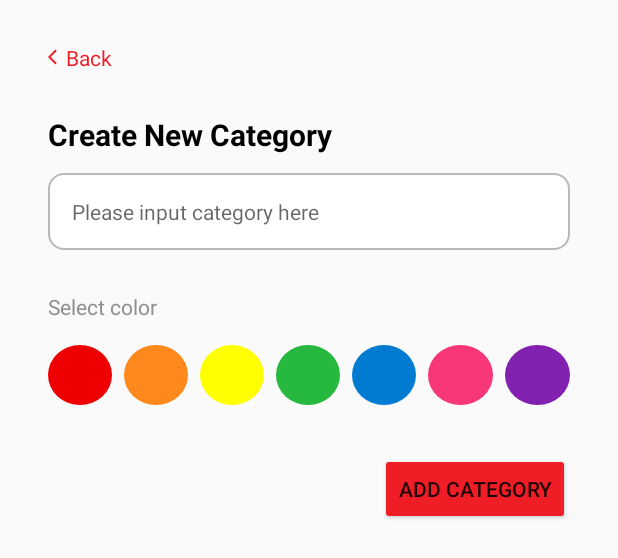
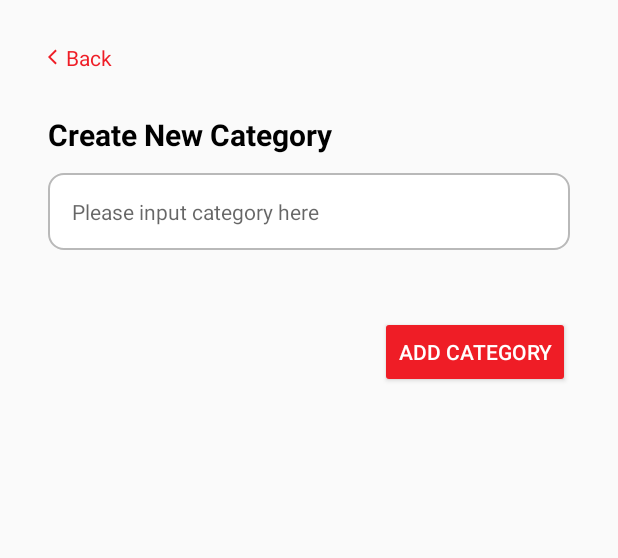
Before and after one commit to CandraWikananta/progmob-to-do-list, an Android app: the layout activity_new_category.xml on its own in the app's theme, with its tools: preview values and no code run, on a phone screen of 412 x 824 dp. Shown: the top 558 px of the screen. Run offline under Robolectric (Android 15) with nearby library versions, the phone set to English and light mode, and no system bars.

Commit message:
add: menambahkan fitur untuk membuat category baru

```diff
--- a/app/src/main/res/layout/activity_new_category.xml
+++ b/app/src/main/res/layout/activity_new_category.xml
@@ -53,93 +53,95 @@
         android:hint="Please input category here"
         app:layout_constraintTop_toBottomOf="@id/tv_create_categories" />
 
-    <TextView
-        android:id="@+id/tv_select_color"
-        android:layout_width="wrap_content"
-        android:layout_height="wrap_content"
-        android:layout_marginTop="28dp"
-        android:layout_marginHorizontal="32dp"
-        android:text="Select color"
-        android:textSize="14sp"
-        android:textColor="#8E8E93"
-        app:layout_constraintTop_toBottomOf="@id/et_category"
-        app:layout_constraintStart_toStartOf="parent" />
+<!--    <TextView-->
+<!--        android:id="@+id/tv_select_color"-->
+<!--        android:layout_width="wrap_content"-->
+<!--        android:layout_height="wrap_content"-->
+<!--        android:layout_marginTop="28dp"-->
+<!--        android:layout_marginHorizontal="32dp"-->
+<!--        android:text="Select color"-->
+<!--        android:textSize="14sp"-->
+<!--        android:textColor="#8E8E93"-->
+<!--        app:layout_constraintTop_toBottomOf="@id/et_category"-->
+<!--        app:layout_constraintStart_toStartOf="parent" />-->
 
-    <LinearLayout
-        android:id="@+id/ll_colors"
-        android:layout_width="match_parent"
-        android:layout_height="wrap_content"
-        android:layout_marginTop="16dp"
-        android:layout_marginHorizontal="32dp"
-        android:orientation="horizontal"
-        app:layout_constraintTop_toBottomOf="@id/tv_select_color">
+<!--    <LinearLayout-->
+<!--        android:id="@+id/ll_colors"-->
+<!--        android:layout_width="match_parent"-->
+<!--        android:layout_height="wrap_content"-->
+<!--        android:layout_marginTop="16dp"-->
+<!--        android:layout_marginHorizontal="32dp"-->
+<!--        android:orientation="horizontal"-->
+<!--        app:layout_constraintTop_toBottomOf="@id/tv_select_color">-->
 
-        <View
-            android:layout_width="40dp"
-            android:layout_height="40dp"
-            android:layout_weight="1"
-            android:backgroundTint="#EE0000"
-            android:background="@drawable/circle_background" />
+<!--        <View-->
+<!--            android:layout_width="40dp"-->
+<!--            android:layout_height="40dp"-->
+<!--            android:layout_weight="1"-->
+<!--            android:backgroundTint="#EE0000"-->
+<!--            android:background="@drawable/circle_background" />-->
 
-        <View
-            android:layout_width="40dp"
-            android:layout_height="40dp"
-            android:layout_marginStart="8dp"
-            android:layout_weight="1"
-            android:backgroundTint="#FD891D"
-            android:background="@drawable/circle_background" />
+<!--        <View-->
+<!--            android:layout_width="40dp"-->
+<!--            android:layout_height="40dp"-->
+<!--            android:layout_marginStart="8dp"-->
+<!--            android:layout_weight="1"-->
+<!--            android:backgroundTint="#FD891D"-->
+<!--            android:background="@drawable/circle_background" />-->
 
-        <View
-            android:layout_width="40dp"
-            android:layout_height="40dp"
-            android:layout_marginStart="8dp"
-            android:layout_weight="1"
-            android:backgroundTint="#FFFF00"
-            android:background="@drawable/circle_background" />
+<!--        <View-->
+<!--            android:layout_width="40dp"-->
+<!--            android:layout_height="40dp"-->
+<!--            android:layout_marginStart="8dp"-->
+<!--            android:layout_weight="1"-->
+<!--            android:backgroundTint="#FFFF00"-->
+<!--            android:background="@drawable/circle_background" />-->
 
-        <View
-            android:layout_width="40dp"
-            android:layout_height="40dp"
-            android:layout_marginStart="8dp"
-            android:layout_weight="1"
-            android:backgroundTint="#27B83F"
-            android:background="@drawable/circle_background" />
+<!--        <View-->
+<!--            android:layout_width="40dp"-->
+<!--            android:layout_height="40dp"-->
+<!--            android:layout_marginStart="8dp"-->
+<!--            android:layout_weight="1"-->
+<!--            android:backgroundTint="#27B83F"-->
+<!--            android:background="@drawable/circle_background" />-->
 
-        <View
-            android:layout_width="40dp"
-            android:layout_height="40dp"
-            android:layout_marginStart="8dp"
-            android:layout_weight="1"
-            android:backgroundTint="#007BD2"
-            android:background="@drawable/circle_background" />
+<!--        <View-->
+<!--            android:layout_width="40dp"-->
+<!--            android:layout_height="40dp"-->
+<!--            android:layout_marginStart="8dp"-->
+<!--            android:layout_weight="1"-->
+<!--            android:backgroundTint="#007BD2"-->
+<!--            android:background="@drawable/circle_background" />-->
 
-        <View
-            android:layout_width="40dp"
-            android:layout_height="40dp"
-            android:layout_marginStart="8dp"
-            android:layout_weight="1"
-            android:backgroundTint="#F73777"
-            android:background="@drawable/circle_background" />
+<!--        <View-->
+<!--            android:layout_width="40dp"-->
+<!--            android:layout_height="40dp"-->
+<!--            android:layout_marginStart="8dp"-->
+<!--            android:layout_weight="1"-->
+<!--            android:backgroundTint="#F73777"-->
+<!--            android:background="@drawable/circle_background" />-->
 
-        <View
-            android:layout_width="40dp"
-            android:layout_height="40dp"
-            android:layout_marginStart="8dp"
-            android:layout_weight="1"
-            android:backgroundTint="#8220B0"
-            android:background="@drawable/circle_background" />
+<!--        <View-->
+<!--            android:layout_width="40dp"-->
+<!--            android:layout_height="40dp"-->
+<!--            android:layout_marginStart="8dp"-->
+<!--            android:layout_weight="1"-->
+<!--            android:backgroundTint="#8220B0"-->
+<!--            android:background="@drawable/circle_background" />-->
 
-    </LinearLayout>
+<!--    </LinearLayout>-->
 
     <Button
         android:id="@+id/btn_add_category"
         android:layout_width="wrap_content"
         android:layout_height="wrap_content"
+        android:layout_marginHorizontal="32dp"
+        android:layout_marginTop="44dp"
+        android:layout_marginEnd="32dp"
         android:backgroundTint="#EF1D26"
-        android:layout_marginTop="32dp"
-        android:layout_marginHorizontal="32dp"
+        android:textColor="@color/white"
         android:text="Add Category"
-        app:layout_constraintTop_toBottomOf="@id/ll_colors"
-        app:layout_constraintEnd_toEndOf="parent"/>
+        app:layout_constraintEnd_toEndOf="parent"
+        app:layout_constraintTop_toBottomOf="@+id/et_category" />
 
 </androidx.constraintlayout.widget.ConstraintLayout>
```
Also changed, not shown: app/src/main/java/com/progmob/todolist/DatabaseHelper.kt (+15 -4 lines), app/src/main/java/com/progmob/todolist/LandingPageActivity.kt (+12 -0 lines), app/src/main/java/com/progmob/todolist/NewCategoryActivity.kt (+35 -9 lines).
